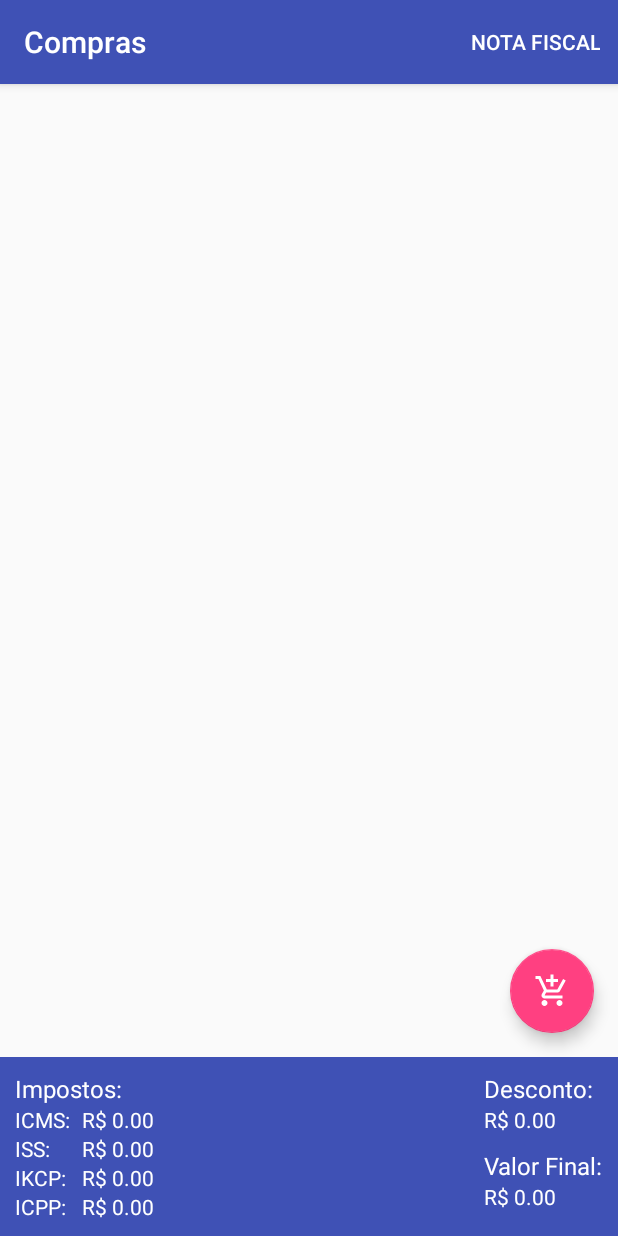
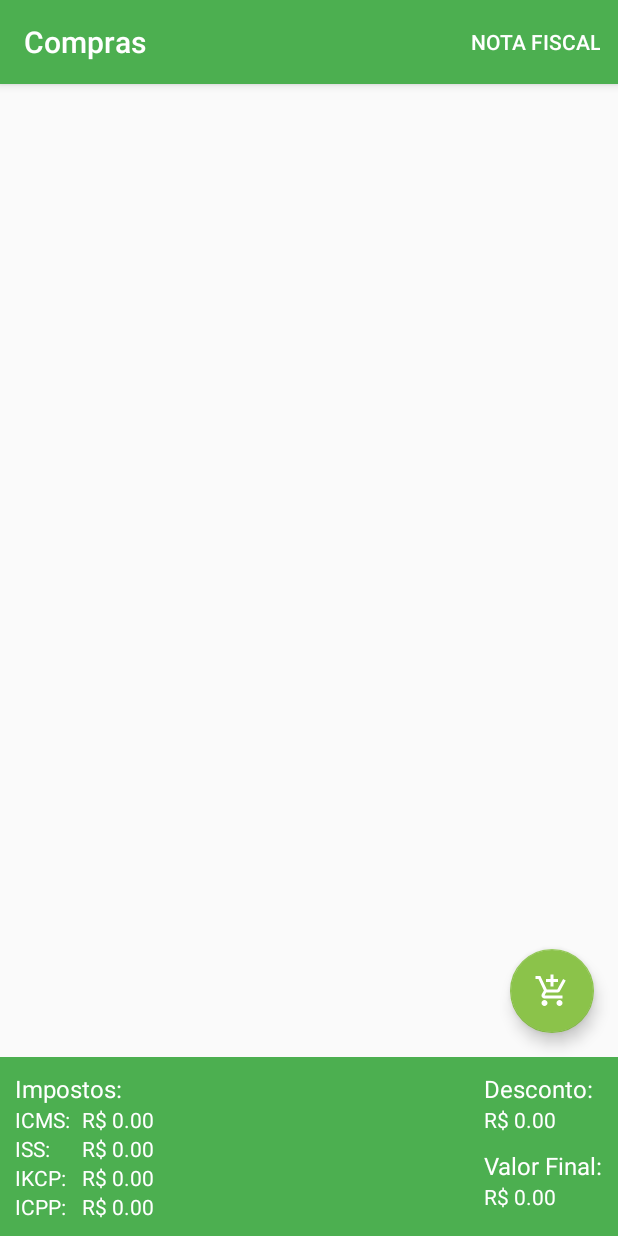
Before and after one commit to pcelestino/AndroidDesignPattern, an Android app: the screen it shows after launch (PrincipalActivity), on a phone screen of 412 x 824 dp. Run offline under Robolectric (Android 15) with nearby library versions, the phone set to English and light mode, and no system bars.

Commit message:
Adicionado novo ic_launcher vetorizado, modificado o tema de cores e ajustado algumas nomenclaturas.

```diff
--- a/app/src/main/AndroidManifest.xml
+++ b/app/src/main/AndroidManifest.xml
@@ -6,7 +6,7 @@
     <application
         android:allowBackup="true"
         android:fullBackupContent="true"
-        android:icon="@mipmap/ic_launcher"
+        android:icon="@drawable/ic_launcher"
         android:label="@string/app_name"
         android:supportsRtl="true"
         android:theme="@style/AppTheme"
--- a/app/src/main/java/br/edu/ffb/androiddesignpattern/PrincipalActivity.java
+++ b/app/src/main/java/br/edu/ffb/androiddesignpattern/PrincipalActivity.java
@@ -26,8 +26,8 @@ import java.util.ArrayList;
 import java.util.List;
 import java.util.Locale;
 
-import br.edu.ffb.androiddesignpattern.classes.CalculadoraDeDesconto;
-import br.edu.ffb.androiddesignpattern.classes.CalculadoraDeImposto;
+import br.edu.ffb.androiddesignpattern.classes.CalculadorDeDescontos;
+import br.edu.ffb.androiddesignpattern.classes.CalculadorDeImpostos;
 import br.edu.ffb.androiddesignpattern.classes.EnviadorDeEmail;
 import br.edu.ffb.androiddesignpattern.classes.EnviadorDeSms;
 import br.edu.ffb.androiddesignpattern.classes.ImpostoIcms;
@@ -58,8 +58,8 @@ public class PrincipalActivity extends AppCompatActivity {
         mLocalePtBr = new Locale("pt", "BR");
 
         mOrcamento = new Orcamento();
-        final CalculadoraDeImposto calculadoraDeImposto = new CalculadoraDeImposto();
-        final CalculadoraDeDesconto calculadoraDeDesconto = new CalculadoraDeDesconto();
+        final CalculadorDeImpostos calculadorDeImpostos = new CalculadorDeImpostos();
+        final CalculadorDeDescontos calculadorDeDescontos = new CalculadorDeDescontos();
 
         FloatingActionButton fbAdicionaItem = (FloatingActionButton) findViewById(R.id.fb_adiciona_item);
         final ListView lvItens = (ListView) findViewById(R.id.lv_itens);
@@ -136,11 +136,11 @@ public class PrincipalActivity extends AppCompatActivity {
 
                                 mOrcamento.adicionaItem(new Item(strNomeDoItem, valorDoItem));
 
-                                mIcms = calculadoraDeImposto.RealizaCalculo(mOrcamento, new ImpostoIcms());
-                                mIss = calculadoraDeImposto.RealizaCalculo(mOrcamento, new ImpostoIss());
-                                mIkcv = calculadoraDeImposto.RealizaCalculo(mOrcamento, new ImpostoIkcv());
-                                mIcpp = calculadoraDeImposto.RealizaCalculo(mOrcamento, new ImpostoIcpp());
-                                mDesconto = calculadoraDeDesconto.Calcula(mOrcamento);
+                                mIcms = calculadorDeImpostos.RealizaCalculo(mOrcamento, new ImpostoIcms());
+                                mIss = calculadorDeImpostos.RealizaCalculo(mOrcamento, new ImpostoIss());
+                                mIkcv = calculadorDeImpostos.RealizaCalculo(mOrcamento, new ImpostoIkcv());
+                                mIcpp = calculadorDeImpostos.RealizaCalculo(mOrcamento, new ImpostoIcpp());
+                                mDesconto = calculadorDeDescontos.Calcula(mOrcamento);
 
                                 String strIcmsValor = ValorFormatado(mIcms);
                                 String strIssValor = ValorFormatado(mIss);
--- a/app/src/main/java/br/edu/ffb/androiddesignpattern/classes/CalculadoraDeDesconto.java
+++ b/app/src/main/java/br/edu/ffb/androiddesignpattern/classes/CalculadorDeDescontos.java
@@ -3,7 +3,7 @@ package br.edu.ffb.androiddesignpattern.classes;
 /**
  * Realiza o cálculo do desconto
  */
-public class CalculadoraDeDesconto {
+public class CalculadorDeDescontos {
 
     public double Calcula(Orcamento orcamento) {
         DescontoPorMaisDeCincoItens descontoPorMaisDeCincoItens = new DescontoPorMaisDeCincoItens();
--- a/app/src/main/java/br/edu/ffb/androiddesignpattern/classes/CalculadoraDeImposto.java
+++ b/app/src/main/java/br/edu/ffb/androiddesignpattern/classes/CalculadorDeImpostos.java
@@ -5,7 +5,7 @@ import br.edu.ffb.androiddesignpattern.Interfaces.IImposto;
 /**
  * Realiza o cálculo do imposto
  */
-public class CalculadoraDeImposto {
+public class CalculadorDeImpostos {
 
     public double RealizaCalculo(Orcamento orcamento, IImposto imposto) {
         return imposto.Calcula(orcamento);
--- a/app/src/main/res/values/colors.xml
+++ b/app/src/main/res/values/colors.xml
@@ -1,7 +1,7 @@
 <?xml version="1.0" encoding="utf-8"?>
 <resources>
-    <color name="colorPrimary">#3F51B5</color>
-    <color name="colorPrimaryDark">#303F9F</color>
-    <color name="colorAccent">#FF4081</color>
+    <color name="colorPrimary">#4CAF50</color>
+    <color name="colorPrimaryDark">#388E3C</color>
+    <color name="colorAccent">#8BC34A</color>
     <color name="notaFiscalBackground">#FEFFD5</color>
 </resources>
```
Also changed, not shown: app/src/main/res/drawable/ic_launcher.xml (added, +8 -0 lines), app/src/main/res/mipmap-hdpi/ic_launcher.png (deleted), app/src/main/res/mipmap-mdpi/ic_launcher.png (deleted), app/src/main/res/mipmap-xhdpi/ic_launcher.png (deleted), app/src/main/res/mipmap-xxhdpi/ic_launcher.png (deleted), app/src/main/res/mipmap-xxxhdpi/ic_launcher.png (deleted), 1 other file.
